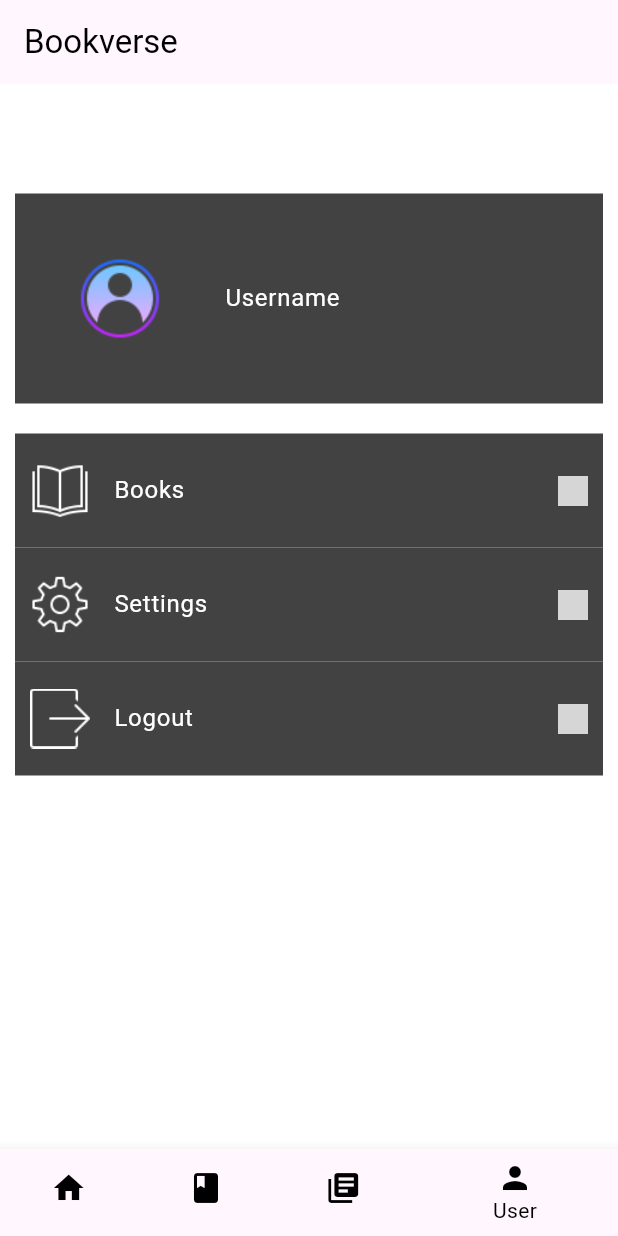
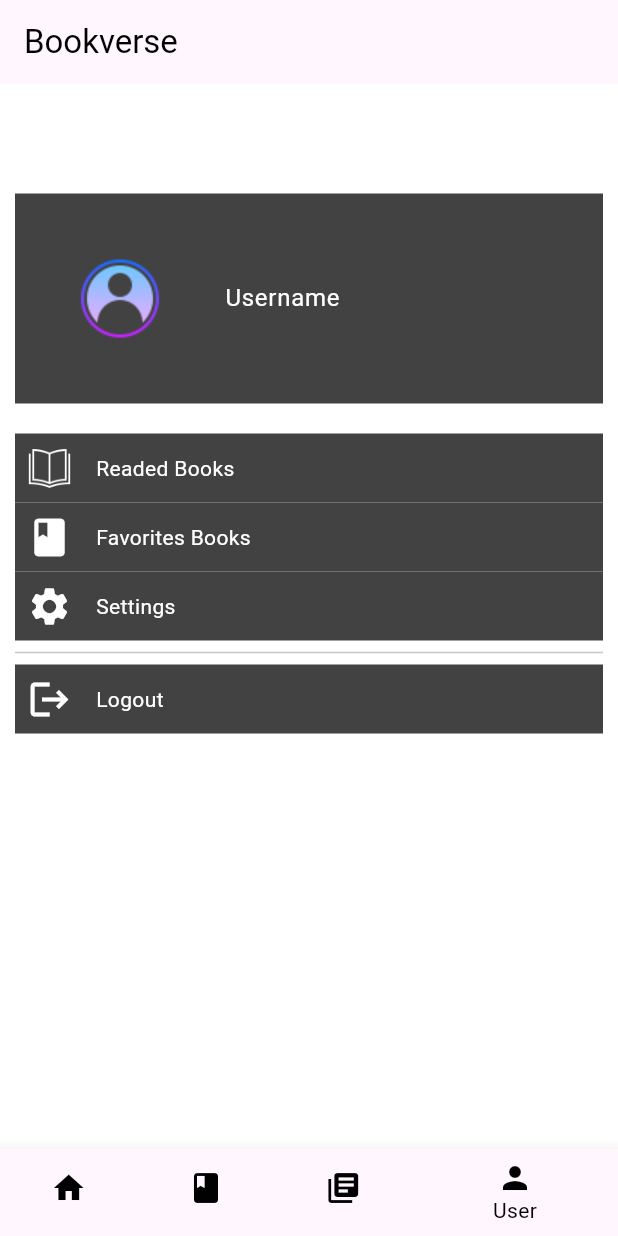
Before and after one commit to A-05-PBP-A/Bookverse-mobile, a Flutter app: the screen it shows after launch, item 4 of the bottom bar chosen, on a phone screen of 412 x 824 dp. Run offline on Flutter 3.47's test engine with Material 3 defaults, Android fonts, the phone set to English and light mode, and no system bars; network calls fail; grey boxes are pictures that could not be loaded.

Commit message:
New functionality for Readed books and favorite books

```diff
--- a/lib/user_profile/screens/menu.dart
+++ b/lib/user_profile/screens/menu.dart
@@ -1,11 +1,23 @@
 import 'package:flutter/material.dart';
+import 'package:bookverse_mobile/user_profile/screens/readed_books.dart';
+import 'package:bookverse_mobile/user_profile/screens/favorite_books.dart';
 
 class UserPage extends StatelessWidget {
   UserPage({Key? key}) : super(key: key);
   final List<Functionality> functions = [
-    Functionality("Books", Icons.checklist),
+    Functionality("Readed Books", Image.asset(
+      'assets/images/bookLogo.png',
+      width: 30,
+      height: 30,
+    )),
+    Functionality("Favorites Books", Icons.book),
+    Functionality("Settings", Icons.settings),
+  ];
+
+  final List<Functionality> bottomFunctions = [
     Functionality("Logout", Icons.logout),
   ];
+
   @override
   Widget build(BuildContext context) {
     return Scaffold(
@@ -62,93 +74,69 @@ class UserPage extends StatelessWidget {
                   ],
                 ),
               ),
-              const SizedBox(height: 20), // Add space between the first container and the ListTile
+              const SizedBox(height: 20), // Add space between the first container and the function
 
-              ListTile(
-                tileColor: Colors.grey[800], // Set background color
-                contentPadding: const EdgeInsets.all(10),
-                leading: Container(
-                  width: 40,
-                  height: 40,
-                  decoration: BoxDecoration(
-                    borderRadius: BorderRadius.circular(100),
-                  ),
-                  child: Image.asset('assets/images/bookLogo.png'),
+              //spread (...) operator to include the lists in the Column widget
+              ...functions.map((function) => FunctionCard(function)).toList(),
+
+              const Divider(),
+
+              // Bottom functionalities
+              ...bottomFunctions.map((function) => FunctionCard(function)).toList(),
+            ],
+          ),
+        ),
+      ),
+    );
+  }
+}
+
+
+class FunctionCard extends StatelessWidget {
+  final Functionality function;
+
+  const FunctionCard(this.function, {Key? key}) : super(key: key);
+
+  @override
+  Widget build(BuildContext context) {
+    return Material(
+      color: Colors.grey[800], // Background color of button/card
+      child: InkWell(
+        onTap: () {
+          if (function.name == "Readed Books") {
+            Navigator.push(
+              context,
+              MaterialPageRoute(builder: (context) => ReadedBooks()),
+            );
+          } else if (function.name == "Favorites Books") {
+            Navigator.push(
+              context,
+              MaterialPageRoute(builder: (context) => FavoriteBooks()),
+            );
+          } else if (function.name == "Settings") {
+            // Navigate to Settings page
+          } else if (function.name == "Logout") {
+            // Navigate to Logout page
+          }
+        },
+        child: Container(
+          padding: const EdgeInsets.all(8),
+          child: Row(
+            mainAxisAlignment: MainAxisAlignment.start,
+            children: [
+              if (function.icon is Image)
+                function.icon
+              else
+                Icon(
+                  function.icon,
+                  color: Colors.white,
+                  size: 30.0,
                 ),
-                title: Row(
-                  mainAxisAlignment: MainAxisAlignment.spaceBetween,
-                  children: [
-                    const Text(
-                      'Books',
-                      style: TextStyle(
-                        color: Colors.white,
-                      ),
-                    ),
-                    Image.asset(
-                      'assets/images/greaterThanLogo.png',
-                      width: 20,
-                      height: 20,
-                    ),
-                  ],
-                ),
-              ),
-
-              ListTile(
-                tileColor: Colors.grey[800], // Set background color
-                contentPadding: const EdgeInsets.all(10),
-                leading: Container(
-                  width: 40,
-                  height: 40,
-                  decoration: BoxDecoration(
-                    borderRadius: BorderRadius.circular(100),
-                  ),
-                  child: Image.asset('assets/images/settingsLogo.png'),
-                ),
-                title: Row(
-                  mainAxisAlignment: MainAxisAlignment.spaceBetween,
-                  children: [
-                    const Text(
-                      'Settings',
-                      style: TextStyle(
-                        color: Colors.white,
-                      ),
-                    ),
-                    Image.asset(
-                      'assets/images/greaterThanLogo.png',
-                      width: 20,
-                      height: 20,
-                    ),
-                  ],
-                ),
-              ),
-
-              ListTile(
-                tileColor: Colors.grey[800], // Set background color
-                contentPadding: const EdgeInsets.all(10),
-                leading: Container(
-                  width: 40,
-                  height: 40,
-                  decoration: BoxDecoration(
-                    borderRadius: BorderRadius.circular(100),
-                  ),
-                  child: Image.asset('assets/images/logoutLogo.png'),
-                ),
-                title: Row(
-                  mainAxisAlignment: MainAxisAlignment.spaceBetween,
-                  children: [
-                    const Text(
-                      'Logout',
-                      style: TextStyle(
-                        color: Colors.white,
-                      ),
-                    ),
-                    Image.asset(
-                      'assets/images/greaterThanLogo.png',
-                      width: 20,
-                      height: 20,
-                    ),
-                  ],
-                ),
+              const Padding(padding: EdgeInsets.all(8)),
+              Text(
+                function.name,
+                textAlign: TextAlign.center,
+                style: const TextStyle(color: Colors.white),
               ),
             ],
           ),
@@ -158,57 +146,9 @@ class UserPage extends StatelessWidget {
   }
 }
 
-
-
-
-class FunctionCard extends StatelessWidget {
-  final Functionality function;
-
-  const FunctionCard(this.function, {super.key}); // Constructor
-
-  @override
-  Widget build(BuildContext context) {
-    return Material(
-      color: Colors.grey,
-      child: InkWell(
-        // Area responsive terhadap sentuhan
-        onTap: () {
-          // Memunculkan SnackBar ketika diklik
-          ScaffoldMessenger.of(context)
-            ..hideCurrentSnackBar()
-            ..showSnackBar(SnackBar(
-                content: Text("Kamu telah menekan tombol ${function.name}!")));
-        },
-        child: Container(
-          // Container untuk menyimpan Icon dan Text
-          padding: const EdgeInsets.all(8),
-          child: Center(
-            child: Column(
-              mainAxisAlignment: MainAxisAlignment.center,
-              children: [
-                Icon(
-                  function.icon,
-                  color: Colors.white,
-                  size: 30.0,
-                ),
-                const Padding(padding: EdgeInsets.all(3)),
-                Text(
-                  function.name,
-                  textAlign: TextAlign.center,
-                  style: const TextStyle(color: Colors.white),
-                ),
-              ],
-            ),
-          ),
-        ),
-      ),
-    );
-  }
-}
-
 class Functionality {
   final String name;
-  final IconData icon;
+  final dynamic icon; //Pakai dynamic agar bisa image atau icon bawaan
 
   Functionality(this.name, this.icon);
 }
```
Also changed, not shown: lib/borrow_return/screens/return.dart (+15 -29 lines), lib/user_profile/models/books_history_models.dart (added, +39 -0 lines), lib/user_profile/models/favorite_books_models.dart (added, +51 -0 lines), lib/user_profile/screens/favorite_books.dart (added, +92 -0 lines), lib/user_profile/screens/readed_books.dart (added, +137 -0 lines).
